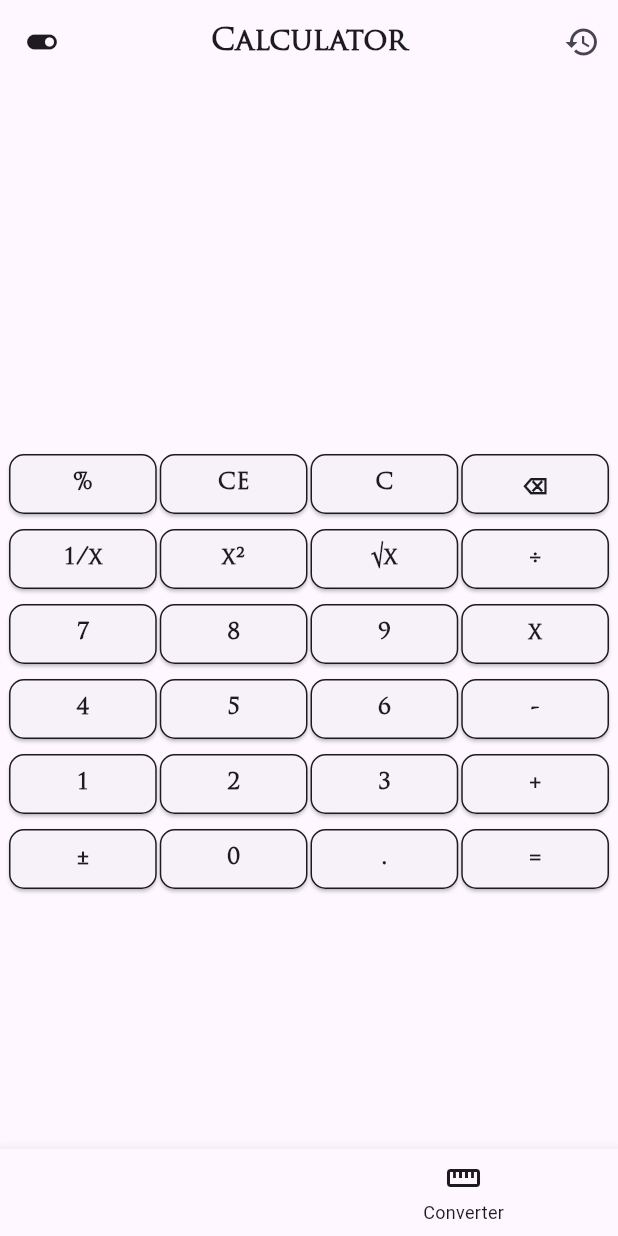
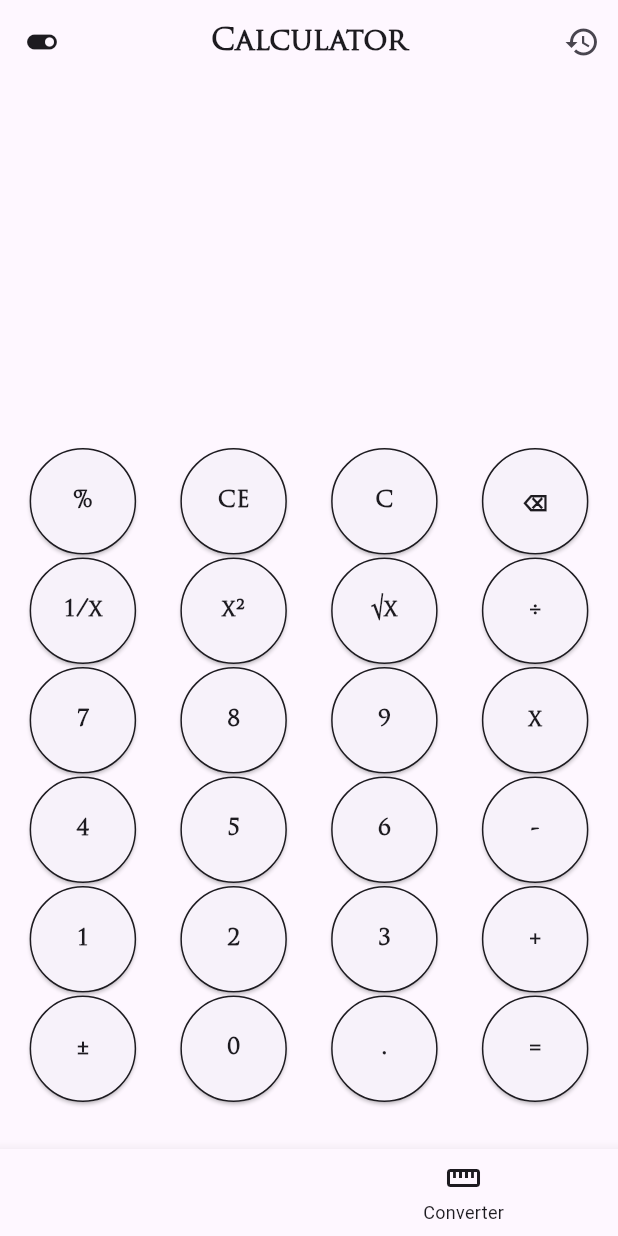
Before and after one commit to Chuckibmk/simple-calculator, a Flutter app: the screen it shows after launch, on a phone screen of 412 x 824 dp. Run offline on Flutter 3.47's test engine with Material 3 defaults, Android fonts, the phone set to English and light mode, and no system bars.

Commit message:
testing circular button in basiccalc

```diff
--- a/lib/basiccalc.dart
+++ b/lib/basiccalc.dart
@@ -338,13 +338,19 @@ class _BasicCalcClassState extends State<BasicCalcClass> {
       child: Padding(
         padding: const EdgeInsets.symmetric(horizontal: 1, vertical: 1),
         child: ElevatedButton(
-          style: ButtonStyle(
-            shape: MaterialStateProperty.all<RoundedRectangleBorder>(
-                RoundedRectangleBorder(
-                    borderRadius: BorderRadius.circular(10.0),
-                    side: BorderSide(
-                        color: Theme.of(context).colorScheme.onSurface))),
-          ),
+          style: ElevatedButton.styleFrom(
+              shape: CircleBorder(
+                side:
+                    BorderSide(color: Theme.of(context).colorScheme.onSurface),
+              ),
+              padding: const EdgeInsets.all(25)),
+          // style: ButtonStyle(
+          //   shape: MaterialStateProperty.all<RoundedRectangleBorder>(
+          //       RoundedRectangleBorder(
+          //           borderRadius: BorderRadius.circular(10.0),
+          //           side: BorderSide(
+          //               color: Theme.of(context).colorScheme.onSurface))),
+          // ),
           onPressed: () {
             setState(() {
               if (btnText == 'C') {
```
